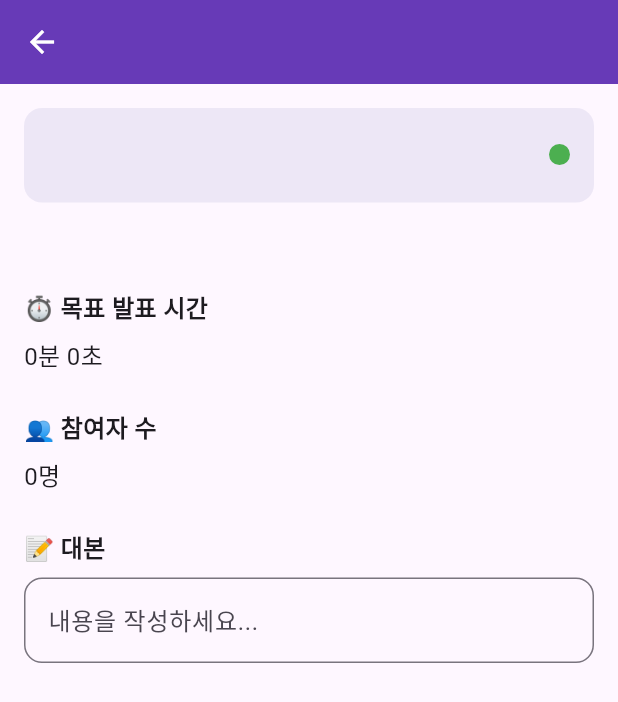
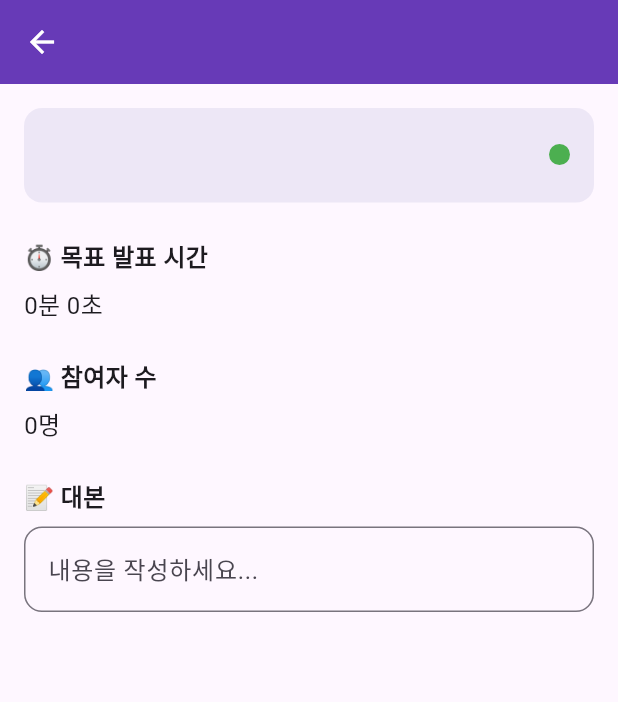
Before and after one commit to IngyoKim/TalkPilot, a Flutter app: the ProjectDetailPage screen opened directly with empty values, on a phone screen of 412 x 824 dp. Shown: the top 702 px of the screen. Run offline on Flutter 3.47's test engine with Material 3 defaults, Android fonts, the phone set to English and light mode, and no system bars; our stand-ins replace firebase_auth, firebase_core, firebase_database, flutter_dotenv, fluttertoast, google_sign_in and 2 more; missing offline and left inert: kakao_flutter_sdk_common, kakao_flutter_sdk_user; accounts and stored records are empty; generated files the repository leaves out were written again.

Commit message:
chore: 설명 밑 제목 뜨는 오류 해결

```diff
--- a/app/lib/src/pages/work_page/widgets/project_detail_page.dart
+++ b/app/lib/src/pages/work_page/widgets/project_detail_page.dart
@@ -119,8 +119,6 @@ class _ProjectDetailPageState extends State<ProjectDetailPage> {
                 ],
               ),
             ),
-            const SizedBox(height: 8),
-            Text(project.title, style: const TextStyle(fontSize: 18)),
             const SizedBox(height: 24),
             Text(
               '⏱ 목표 발표 시간',
```
